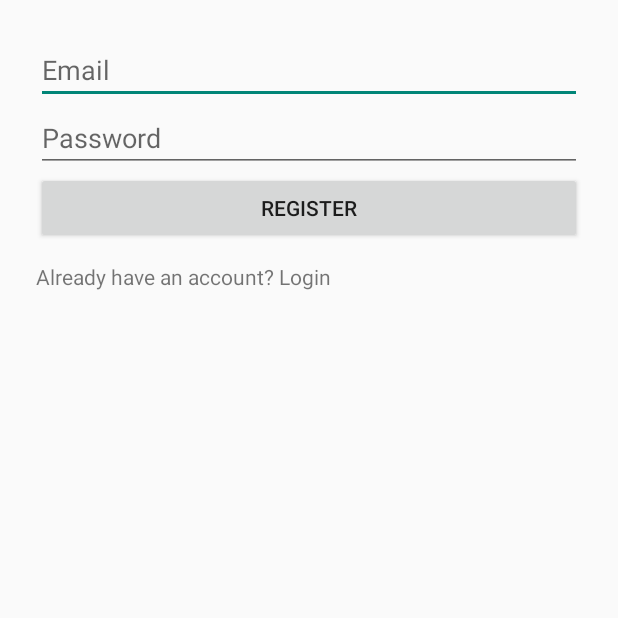
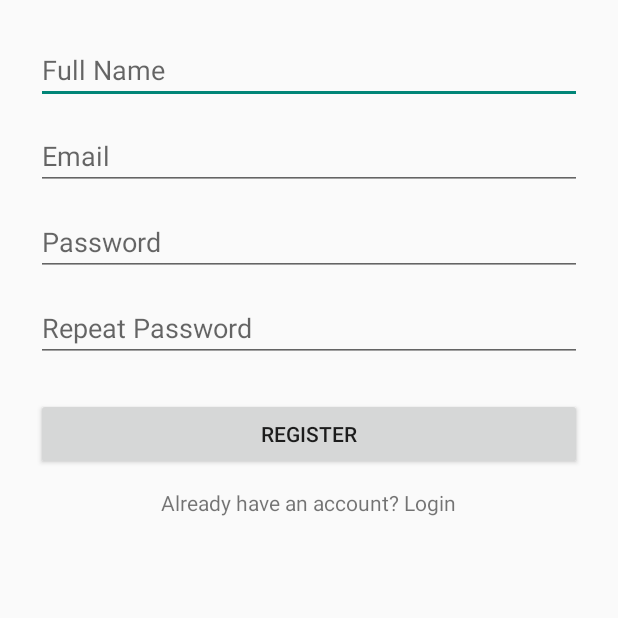
Before and after one commit to Tatatroi/RaceUp, an Android app: the RegisterActivity screen opened directly, with no data from a screen before it, after a tap on "REGISTER", on a phone screen of 412 x 824 dp, the top half of it. Run offline under Robolectric (Android 15) with nearby library versions, the phone set to English and light mode, and no system bars; our stand-ins replace Firebase (no records; nobody signed in at launch, a user with empty details on screens opened directly).

Commit message:
feat_addNameAndRepeatPasswordAtRegistration

```diff
--- a/app/src/main/java/com/raceup/app/RegisterActivity.kt
+++ b/app/src/main/java/com/raceup/app/RegisterActivity.kt
@@ -11,8 +11,10 @@ import com.raceup.app.firebase.FirebaseAuthManager
 
 class RegisterActivity : AppCompatActivity() {
 
+    private lateinit var nameEditText: EditText
     private lateinit var emailEditText: EditText
     private lateinit var passwordEditText: EditText
+    private lateinit var repeatPasswordEditText: EditText
     private lateinit var registerButton: Button
     private lateinit var loginRedirect: TextView
 
@@ -20,17 +22,42 @@ class RegisterActivity : AppCompatActivity() {
         super.onCreate(savedInstanceState)
         setContentView(R.layout.activity_register)
 
+        // Bind views
+        nameEditText = findViewById(R.id.nameEditText)
         emailEditText = findViewById(R.id.emailRegisterEditText)
         passwordEditText = findViewById(R.id.passwordRegisterEditText)
+        repeatPasswordEditText = findViewById(R.id.repeatPasswordEditText)
         registerButton = findViewById(R.id.registerButton)
         loginRedirect = findViewById(R.id.loginRedirect)
 
         registerButton.setOnClickListener {
-            val email = emailEditText.text.toString()
+            val name = nameEditText.text.toString().trim()
+            val email = emailEditText.text.toString().trim()
             val password = passwordEditText.text.toString()
+            val repeatPassword = repeatPasswordEditText.text.toString()
 
+            // Validation
+            if (name.isEmpty() || email.isEmpty() || password.isEmpty() || repeatPassword.isEmpty()) {
+                Toast.makeText(this, "Please fill all fields", Toast.LENGTH_SHORT).show()
+                return@setOnClickListener
+            }
+
+            if (password != repeatPassword) {
+                Toast.makeText(this, "Passwords do not match", Toast.LENGTH_SHORT).show()
+                return@setOnClickListener
+            }
+
+            // Register user
             FirebaseAuthManager().registerUser(email, password) { success, errorMessage ->
                 if (success) {
+                    // Optional: Save name in Firebase User profile
+                    val currentUser = FirebaseAuthManager().currentUser()
+                    currentUser?.updateProfile(
+                        com.google.firebase.auth.UserProfileChangeRequest.Builder()
+                            .setDisplayName(name)
+                            .build()
+                    )
+
                     Toast.makeText(this, "Account created successfully", Toast.LENGTH_SHORT).show()
                     startActivity(Intent(this, LoginActivity::class.java))
                     finish()
--- a/app/src/main/res/layout/activity_register.xml
+++ b/app/src/main/res/layout/activity_register.xml
@@ -3,21 +3,40 @@
     android:layout_width="match_parent"
     android:layout_height="match_parent"
     android:orientation="vertical"
-    android:padding="24dp">
+    android:padding="24dp"
+    android:gravity="center_horizontal">
+
+    <EditText
+        android:id="@+id/nameEditText"
+        android:hint="Full Name"
+        android:inputType="textPersonName"
+        android:layout_width="match_parent"
+        android:layout_height="wrap_content"
+        android:layout_marginBottom="12dp"/>
 
     <EditText
         android:id="@+id/emailRegisterEditText"
         android:hint="Email"
         android:inputType="textEmailAddress"
         android:layout_width="match_parent"
-        android:layout_height="wrap_content"/>
+        android:layout_height="wrap_content"
+        android:layout_marginBottom="12dp"/>
 
     <EditText
         android:id="@+id/passwordRegisterEditText"
         android:hint="Password"
         android:inputType="textPassword"
         android:layout_width="match_parent"
-        android:layout_height="wrap_content"/>
+        android:layout_height="wrap_content"
+        android:layout_marginBottom="12dp"/>
+
+    <EditText
+        android:id="@+id/repeatPasswordEditText"
+        android:hint="Repeat Password"
+        android:inputType="textPassword"
+        android:layout_width="match_parent"
+        android:layout_height="wrap_content"
+        android:layout_marginBottom="24dp"/>
 
     <Button
         android:id="@+id/registerButton"
```
